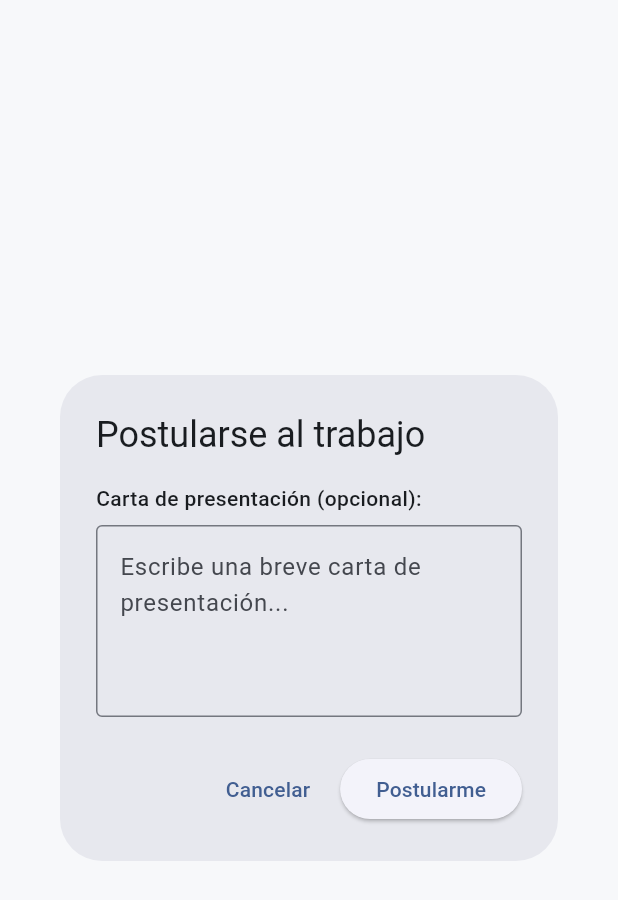
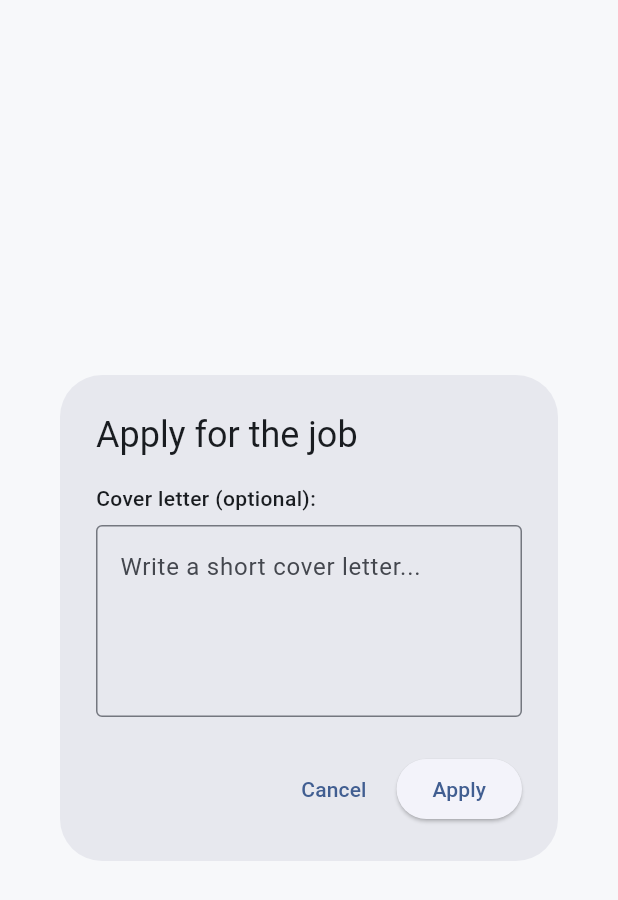
Before and after one commit to francisco3788/bolsa-_trabajo-flutter_proyect_final, a Flutter app: the ApplyJobDialog widget shown alone on an empty page, opened directly with empty values, on a phone screen of 412 x 824 dp. Shown: the top 900 px of the screen. Run offline on Flutter 3.47's test engine with Material 3 defaults, Android fonts, the light colour scheme and no system bars; our stand-ins replace flutter_dotenv, get, supabase_flutter; accounts and stored records are empty.

Commit message:
Arreglos en archivos con titulos en ingles

```diff
--- a/lib/features/jobs/presentation/widgets/application_card.dart
+++ b/lib/features/jobs/presentation/widgets/application_card.dart
@@ -29,7 +29,7 @@ class ApplicationCard extends StatelessWidget {
                     crossAxisAlignment: CrossAxisAlignment.start,
                     children: [
                       Text(
-                        application.jobTitle ?? 'Trabajo',
+                        application.jobTitle ?? 'Job',
                         style: const TextStyle(
                           fontSize: 16,
                           fontWeight: FontWeight.bold,
@@ -93,7 +93,7 @@ class ApplicationCard extends StatelessWidget {
                 Icon(Icons.access_time, size: 16, color: Colors.grey[600]),
                 const SizedBox(width: 4),
                 Text(
-                  'Postulado: ${application.appliedAtFormatted}',
+                  'Applied: ${application.appliedAtFormatted}',
                   style: TextStyle(
                     fontSize: 12,
                     color: Colors.grey[600],
@@ -114,7 +114,7 @@ class ApplicationCard extends StatelessWidget {
                   crossAxisAlignment: CrossAxisAlignment.start,
                   children: [
                     Text(
-                      'Carta de presentación:',
+                      'Cover letter:',
                       style: TextStyle(
                         fontSize: 12,
                         fontWeight: FontWeight.w500,
@@ -161,15 +161,15 @@ class ApplicationCard extends StatelessWidget {
   String _getStatusDisplayName(String status) {
     switch (status) {
       case 'submitted':
-        return 'Enviada';
+        return 'Submitted';
       case 'seen':
-        return 'Vista';
+        return 'Viewed';
       case 'interview':
-        return 'Entrevista';
+        return 'Interview';
       case 'rejected':
-        return 'Rechazada';
+        return 'Rejected';
       case 'hired':
-        return 'Contratada';
+        return 'Hired';
       default:
         return status;
     }
--- a/lib/features/jobs/presentation/widgets/apply_job_dialog.dart
+++ b/lib/features/jobs/presentation/widgets/apply_job_dialog.dart
@@ -4,10 +4,7 @@ import 'package:get/get.dart';
 class ApplyJobDialog extends StatefulWidget {
   final Function(String?) onApply;
 
-  const ApplyJobDialog({
-    super.key,
-    required this.onApply,
-  });
+  const ApplyJobDialog({super.key, required this.onApply});
 
   @override
   State<ApplyJobDialog> createState() => _ApplyJobDialogState();
@@ -26,7 +23,7 @@ class _ApplyJobDialogState extends State<ApplyJobDialog> {
   @override
   Widget build(BuildContext context) {
     return AlertDialog(
-      title: const Text('Postularse al trabajo'),
+      title: const Text('Apply for the job'),
       content: SizedBox(
         width: double.maxFinite,
         child: Column(
@@ -34,7 +31,7 @@ class _ApplyJobDialogState extends State<ApplyJobDialog> {
           crossAxisAlignment: CrossAxisAlignment.start,
           children: [
             const Text(
-              'Carta de presentación (opcional):',
+              'Cover letter (optional):',
               style: TextStyle(fontWeight: FontWeight.w500),
             ),
             const SizedBox(height: 8),
@@ -42,7 +39,7 @@ class _ApplyJobDialogState extends State<ApplyJobDialog> {
               controller: _coverLetterController,
               maxLines: 4,
               decoration: const InputDecoration(
-                hintText: 'Escribe una breve carta de presentación...',
+                hintText: 'Write a short cover letter...',
                 border: OutlineInputBorder(),
               ),
             ),
@@ -52,7 +49,7 @@ class _ApplyJobDialogState extends State<ApplyJobDialog> {
       actions: [
         TextButton(
           onPressed: _isApplying ? null : () => Get.back(),
-          child: const Text('Cancelar'),
+          child: const Text('Cancel'),
         ),
         ElevatedButton(
           onPressed: _isApplying ? null : _handleApply,
@@ -62,7 +59,7 @@ class _ApplyJobDialogState extends State<ApplyJobDialog> {
                   height: 16,
                   child: CircularProgressIndicator(strokeWidth: 2),
                 )
-              : const Text('Postularme'),
+              : const Text('Apply'),
         ),
       ],
     );
@@ -78,15 +75,15 @@ class _ApplyJobDialogState extends State<ApplyJobDialog> {
       await widget.onApply(coverLetter.isEmpty ? null : coverLetter);
       Get.back();
       Get.snackbar(
-        'Éxito',
-        'Te has postulado exitosamente',
+        'Success',
+        'You have successfully applied',
         backgroundColor: Colors.green,
         colorText: Colors.white,
       );
     } catch (e) {
       Get.snackbar(
-        'Error',
-        'No se pudo completar la postulación',
+        'Mistake',
+        'The application could not be completed',
         backgroundColor: Colors.red,
         colorText: Colors.white,
       );
```
Also changed, not shown: lib/features/jobs/presentation/pages/jobs_home_page.dart (+5 -3 lines).
